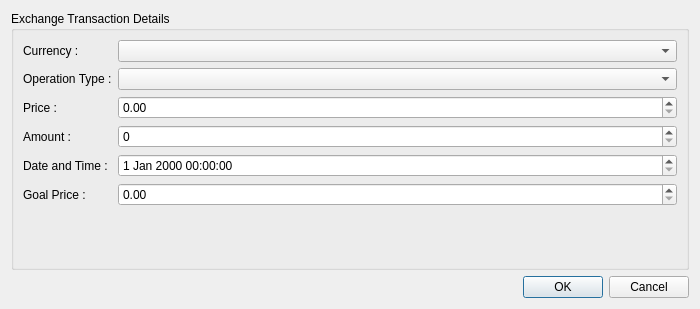
The window that UIFiles/exchangedialog.ui (ukll/investpor) describes before a commit, drawn with Qt 5.
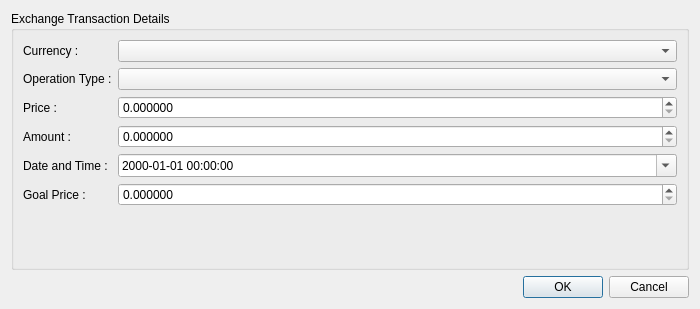
The same window after the commit.

Commit message: Sets ExchangeDialog form elements' attributes

Diff of the .ui file:
```diff
--- a/UIFiles/exchangedialog.ui
+++ b/UIFiles/exchangedialog.ui
@@ -54,7 +54,14 @@
        </widget>
       </item>
       <item row="2" column="1">
-       <widget class="QDoubleSpinBox" name="dsbPrice"/>
+       <widget class="QDoubleSpinBox" name="dsbPrice">
+        <property name="decimals">
+         <number>6</number>
+        </property>
+        <property name="maximum">
+         <double>1000000000.000000000000000</double>
+        </property>
+       </widget>
       </item>
       <item row="3" column="0">
        <widget class="QLabel" name="lblAmount">
@@ -64,7 +71,14 @@
        </widget>
       </item>
       <item row="3" column="1">
-       <widget class="QSpinBox" name="sbAmount"/>
+       <widget class="QDoubleSpinBox" name="dsbAmount">
+        <property name="decimals">
+         <number>6</number>
+        </property>
+        <property name="maximum">
+         <double>10000000.000000000000000</double>
+        </property>
+       </widget>
       </item>
       <item row="4" column="0">
        <widget class="QLabel" name="lblDateTime">
@@ -73,6 +87,30 @@
         </property>
        </widget>
       </item>
+      <item row="4" column="1">
+       <widget class="QDateTimeEdit" name="dteDateTime">
+        <property name="maximumDate">
+         <date>
+          <year>2250</year>
+          <month>12</month>
+          <day>31</day>
+         </date>
+        </property>
+        <property name="minimumDate">
+         <date>
+          <year>2000</year>
+          <month>1</month>
+          <day>1</day>
+         </date>
+        </property>
+        <property name="displayFormat">
+         <string>yyyy-MM-dd hh:mm:ss</string>
+        </property>
+        <property name="calendarPopup">
+         <bool>true</bool>
+        </property>
+       </widget>
+      </item>
       <item row="5" column="0">
        <widget class="QLabel" name="lblGoalPrice">
         <property name="text">
@@ -81,10 +119,14 @@
        </widget>
       </item>
       <item row="5" column="1">
-       <widget class="QDoubleSpinBox" name="dsbGoalPrice"/>
-      </item>
-      <item row="4" column="1">
-       <widget class="QDateTimeEdit" name="dteDateTime"/>
+       <widget class="QDoubleSpinBox" name="dsbGoalPrice">
+        <property name="decimals">
+         <number>6</number>
+        </property>
+        <property name="maximum">
+         <double>1000000000.000000000000000</double>
+        </property>
+       </widget>
       </item>
      </layout>
     </widget>
```
Left out of the diff: 8 changed lines with no effect on the pictures.
